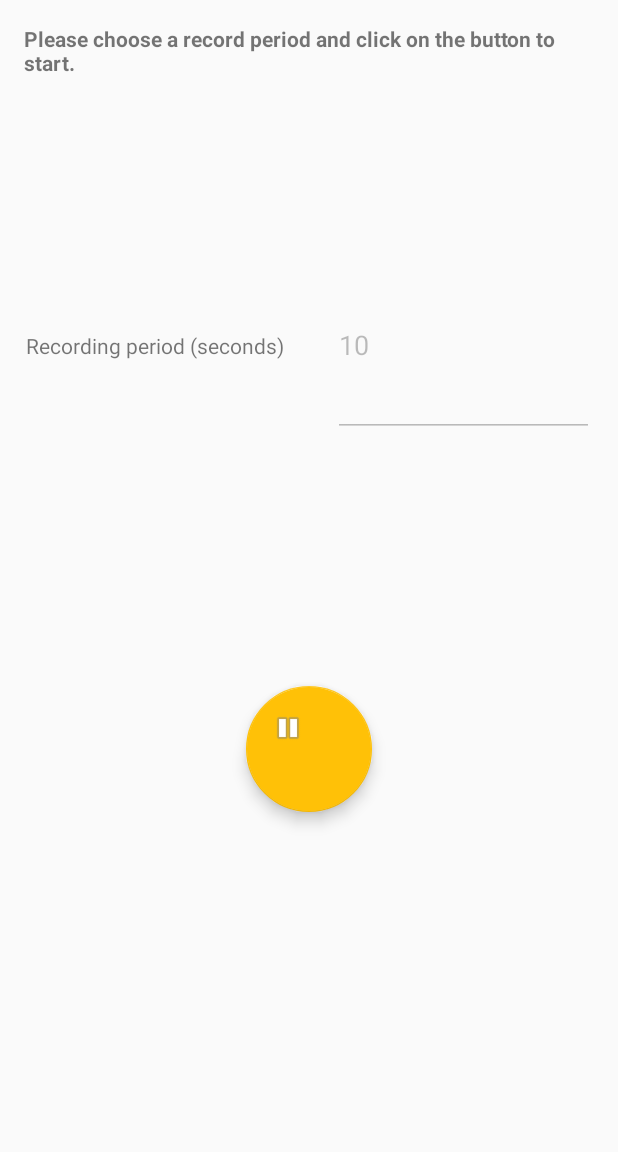
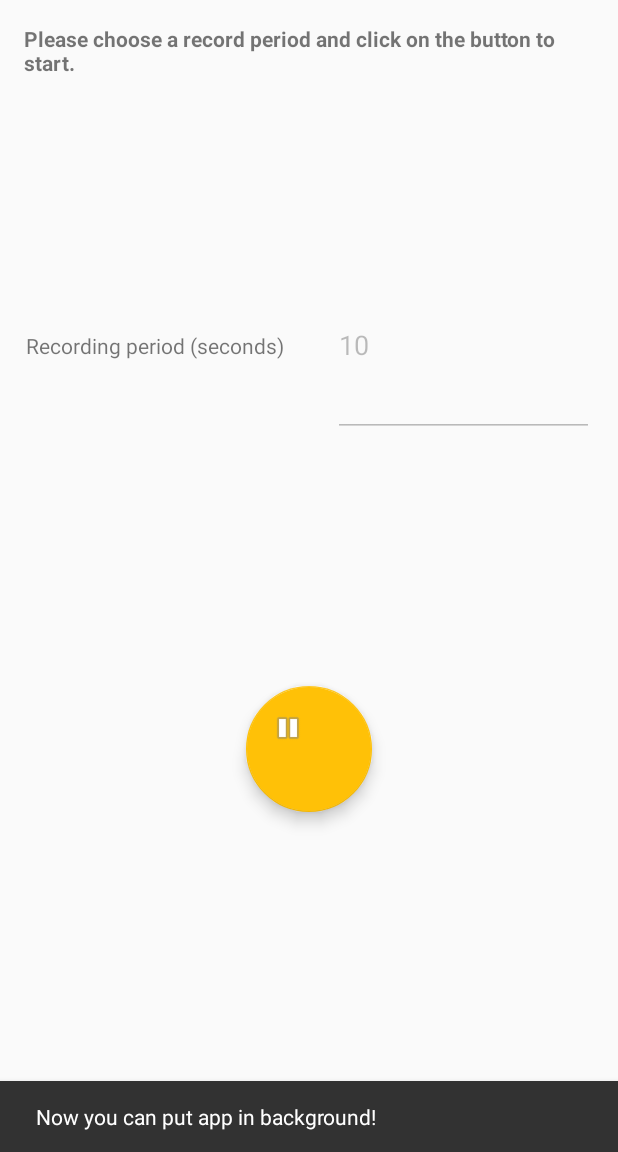
Before and after one commit to mohsenOG/LocationTracker, an Android app: the fragment MainFragment placed in its activity, after a tap on an icon or button, on a phone screen of 412 x 824 dp, the part 84-1236 px from its top. Run offline under Robolectric (Android 15) with nearby library versions, the phone set to English and light mode, and no system bars; our stand-ins replace AdMob, ButterKnife; 1 statement that could not run was skipped.

```diff
--- a/app/src/main/AndroidManifest.xml
+++ b/app/src/main/AndroidManifest.xml
@@ -38,8 +38,6 @@
             android:name=".LocationService"
             android:enabled="true"
             android:exported="false" />
-        <!-- Content provicer -->
-
     </application>
 
 </manifest>
--- a/app/src/main/java/eu/wonderfulme/locationtracker/MainActivity.java
+++ b/app/src/main/java/eu/wonderfulme/locationtracker/MainActivity.java
@@ -1,13 +1,9 @@
 package eu.wonderfulme.locationtracker;
 
-import android.content.Context;
 import android.content.Intent;
-import android.content.SharedPreferences;
-import android.os.PersistableBundle;
 import android.support.annotation.NonNull;
 import android.support.annotation.Nullable;
 import android.support.design.widget.Snackbar;
-import android.support.v4.app.Fragment;
 import android.support.v4.app.FragmentManager;
 import android.support.v4.widget.SwipeRefreshLayout;
 import android.support.v7.app.AppCompatActivity;
@@ -29,6 +25,8 @@ import com.google.android.gms.location.LocationServices;
 import butterknife.BindView;
 import butterknife.ButterKnife;
 
+//TODO W/Ads: Loading already in progress, saving this object for future refreshes.
+
 public class MainActivity extends AppCompatActivity implements GoogleApiClient.ConnectionCallbacks, GoogleApiClient.OnConnectionFailedListener,
                                                                     SwipeRefreshLayout.OnRefreshListener, MainFragment.RecordingButtonListener{
 
@@ -41,8 +39,8 @@ public class MainActivity extends AppCompatActivity implements GoogleApiClient.C
     @BindView(R.id.toolbar_mainActivity) protected Toolbar mToolbar;
     private InterstitialAd mInterstitialAd;
     private AdRequest mAdRequest;
-    private Fragment mMainFragment;
-    private Fragment mErrorFragment;
+    private MainFragment mMainFragment;
+    private ErrorFragment mErrorFragment;
 
     @Override
     protected void onCreate(Bundle savedInstanceState) {
@@ -65,8 +63,8 @@ public class MainActivity extends AppCompatActivity implements GoogleApiClient.C
         //SaveInstance
         if (savedInstanceState != null) {
             mIsRecording = savedInstanceState.getBoolean(SAVE_STATE_IS_RECORDING);
-            mErrorFragment = getSupportFragmentManager().getFragment(savedInstanceState, "main fragment");
-            mMainFragment = getSupportFragmentManager().getFragment(savedInstanceState, "error fragment");
+            mErrorFragment = (ErrorFragment) getSupportFragmentManager().getFragment(savedInstanceState, "error fragment");
+            mMainFragment = (MainFragment) getSupportFragmentManager().getFragment(savedInstanceState, "main fragment");
         }
 
         // Turn the GPS on
@@ -88,11 +86,15 @@ public class MainActivity extends AppCompatActivity implements GoogleApiClient.C
     }
 
     @Override
-    public void onSaveInstanceState(Bundle outState, PersistableBundle outPersistentState) {
-        super.onSaveInstanceState(outState, outPersistentState);
-        getSupportFragmentManager().putFragment(outState, "main fragment", mMainFragment);
-        getSupportFragmentManager().putFragment(outState, "error fragment", mErrorFragment);
+    protected void onSaveInstanceState(Bundle outState) {
+        super.onSaveInstanceState(outState);
         outState.putBoolean(SAVE_STATE_IS_RECORDING, mIsRecording);
+        if (mMainFragment != null) {
+            getSupportFragmentManager().putFragment(outState, "main fragment", mMainFragment);
+        }
+        if (mErrorFragment != null) {
+            getSupportFragmentManager().putFragment(outState, "error fragment", mErrorFragment);
+        }
     }
 
     @Override
@@ -147,17 +149,13 @@ public class MainActivity extends AppCompatActivity implements GoogleApiClient.C
     }
 
     private void checkApiConnectionAndShowFragments(boolean isApiConnected) {
-        SharedPreferences sharedPreferences = getPreferences(Context.MODE_PRIVATE);
-        SharedPreferences.Editor editor = sharedPreferences.edit();
-        editor.putBoolean(getString(R.string.pref_is_api_connected), isApiConnected);
-        editor.apply();
         FragmentManager fm = getSupportFragmentManager();
         if (isApiConnected && mMainFragment == null) {
-            MainFragment mainFragment = MainFragment.newInstance();
-            fm.beginTransaction().add(R.id.frameLayout_main_fragment, mainFragment).commit();
-        } else if (mErrorFragment == null) {
-            ErrorFragment errorFragment = ErrorFragment.newInstance(getString(R.string.error_google_api_is_not_available));
-            fm.beginTransaction().add(R.id.frameLayout_main_fragment, errorFragment).commit();
+            mMainFragment = MainFragment.newInstance();
+            fm.beginTransaction().replace(R.id.frameLayout_main_fragment, mMainFragment).commit();
+        } else if (!isApiConnected && mErrorFragment == null) {
+            mErrorFragment = ErrorFragment.newInstance(getString(R.string.error_google_api_is_not_available));
+            fm.beginTransaction().replace(R.id.frameLayout_main_fragment, mMainFragment).commit();
         }
     }
 
--- a/app/src/main/java/eu/wonderfulme/locationtracker/MainFragment.java
+++ b/app/src/main/java/eu/wonderfulme/locationtracker/MainFragment.java
@@ -37,9 +37,11 @@ import static eu.wonderfulme.locationtracker.LocationService.EXTRA_RECORD_PERIOD
 public class MainFragment extends Fragment {
 
 
-    private final int MY_PERMISSIONS_REQUEST_LOCATION = 110;
+    private static final String SAVE_STATE_IS_RECORDING = "SAVE_STATE_IS_RECORDING";
+    private static final String SAVE_STATE_PERIOD_IN_SECOND = "SAVE_STATE_PERIOD_IN_SECOND";
+    private static final int MY_PERMISSIONS_REQUEST_LOCATION = 110;
 
-    private boolean mIsRecording = false;
+    private boolean mIsRecording;
     private int mPeriodInSeconds;
     @BindView(R.id.editText_record_period) protected EditText mRecordPeriodEditText;
     @BindView(R.id.fab_start_stop_record) protected FloatingActionButton mRecordFab;
@@ -61,6 +63,8 @@ public class MainFragment extends Fragment {
         View view = inflater.inflate(R.layout.fragment_main, container, false);
         ButterKnife.bind(this, view);
 
+        mIsRecording = false;
+
         // Init admob
         AdRequest adRequest = new AdRequest.Builder().build();
         mAdView.loadAd(adRequest);
@@ -74,14 +78,24 @@ public class MainFragment extends Fragment {
     public void onActivityCreated(@Nullable Bundle savedInstanceState) {
         super.onActivityCreated(savedInstanceState);
         if (savedInstanceState != null) {
-            // TODO Restore here!
+            mIsRecording = savedInstanceState.getBoolean(SAVE_STATE_IS_RECORDING);
+            mPeriodInSeconds = savedInstanceState.getInt(SAVE_STATE_PERIOD_IN_SECOND);
+            // Restore FAB and editText
+            if (mIsRecording) {
+                mRecordPeriodEditText.setEnabled(false);
+                mRecordPeriodEditText.setFocusable(false);
+                mRecordingButtonListener.onRecordingButtonClicked(true);
+                mRecordFab.setImageResource(android.R.drawable.ic_media_pause);
+            }
+
         }
     }
 
     @Override
     public void onSaveInstanceState(@NonNull Bundle outState) {
         super.onSaveInstanceState(outState);
-        //TODO Save instance here.
+        outState.putBoolean(SAVE_STATE_IS_RECORDING, mIsRecording);
+        outState.putInt(SAVE_STATE_PERIOD_IN_SECOND, mPeriodInSeconds);
     }
 
     @Override
@@ -154,6 +168,7 @@ public class MainFragment extends Fragment {
             mPeriodInSeconds = Integer.parseInt(mRecordPeriodEditText.getText().toString());
             intent.putExtra(EXTRA_RECORD_PERIOD, mPeriodInSeconds);
             Objects.requireNonNull(getActivity()).startService(intent);
+            Snackbar.make(mConstraintLayout, getString(R.string.snackbar_put_app_in_background), Snackbar.LENGTH_SHORT).show();
         } else {
             mRecordPeriodEditText.setEnabled(true);
             mRecordPeriodEditText.setFocusable(true);
--- a/app/src/main/res/layout/fragment_main.xml
+++ b/app/src/main/res/layout/fragment_main.xml
@@ -82,8 +82,8 @@
     <com.google.android.gms.ads.AdView
         xmlns:ads="http://schemas.android.com/apk/res-auto"
         android:id="@+id/adView_banner_main_fragment"
-        android:layout_width="0dp"
-        android:layout_height="0dp"
+        android:layout_width="match_parent"
+        android:layout_height="wrap_content"
         android:layout_centerHorizontal="true"
         android:layout_alignParentBottom="true"
         ads:adSize="BANNER"
@@ -93,5 +93,4 @@
         ads:layout_constraintTop_toBottomOf="@id/horizontal_0_9"
         ads:layout_constraintBottom_toBottomOf="parent"/>
 
-
 </android.support.constraint.ConstraintLayout>
--- a/app/src/main/res/values/strings.xml
+++ b/app/src/main/res/values/strings.xml
@@ -18,6 +18,7 @@
     <string name="snackbar_goto_downloads">Downloads</string>
     <string name="snackbar_retry">Retry</string>
     <string name="snackbar_goto_about_error">Please stop recording to visit about page.</string>
+    <string name="snackbar_put_app_in_background">Now you can put app in background!</string>
     <string name="error_google_api_is_not_available">Something went wrong! Probably there is no Google Services.
     please make sure Google Services is installed and try again.</string>
     <string name="error_imageview_content_description">Error image</string>
@@ -34,6 +35,4 @@
 
     <string name="menu_item_about">About</string>
 
-    <string name="pref_is_api_connected" translatable="false">pref_is_api_connected</string>
-
 </resources>
```
